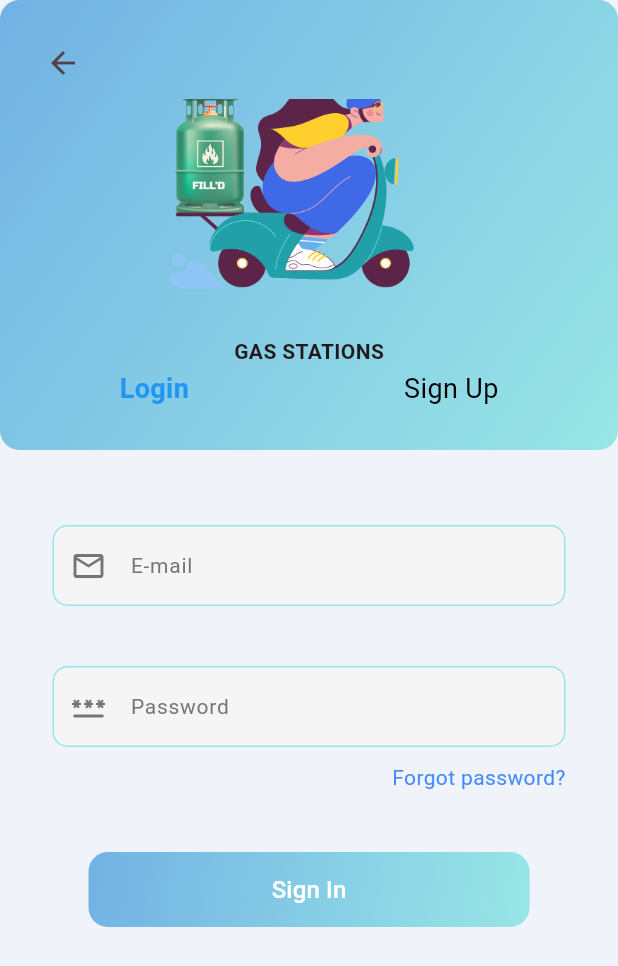
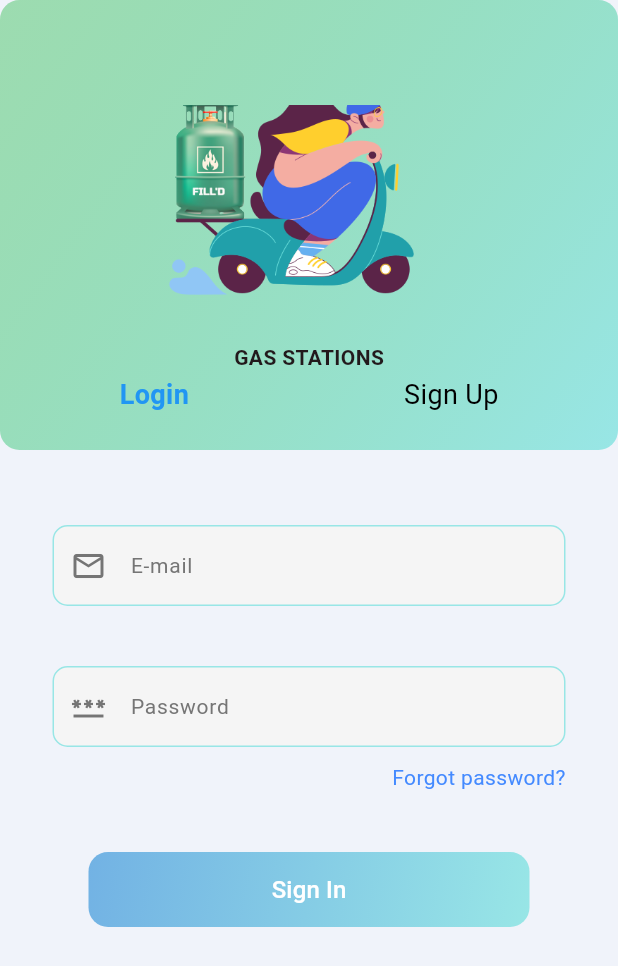
Before and after one commit to Mr-Deee/filldadmin, a Flutter app: the screen it shows after launch, after a tap on "Sign Up", after a tap on "Login", on a phone screen of 412 x 824 dp. Shown: the top 966 px of the screen. Run offline on Flutter 3.47's test engine with Material 3 defaults, Android fonts, the phone set to English and light mode, and no system bars; our stand-ins replace cloud_firestore, country_code_picker, firebase_auth, firebase_core, firebase_database, firebase_messaging and 8 more; missing offline and left inert: firebase_phone_auth_handler; accounts and stored records are empty.

```diff
--- a/lib/Authpage.dart
+++ b/lib/Authpage.dart
@@ -15,15 +15,15 @@ import 'package:google_maps_flutter/google_maps_flutter.dart';
 import 'Models/assistantmethod.dart';
 import 'Screen/GasStationDashboard.dart';
 import 'Screen/home.dart';
+
 class AuthPage extends StatefulWidget {
-
   @override
   _AuthPageState createState() => _AuthPageState();
 }
 
-
 class _AuthPageState extends State<AuthPage> {
   bool _isSignIn = true;
+
   // Position? currentPosition;
   void initState() {
     // TODO: implement initState
@@ -31,11 +31,9 @@ class _AuthPageState extends State<AuthPage> {
     _requestLocationPermission();
     // AssistantMethod.getCurrentOnlineUserInfo(context);
     // AssistantMethod.getGasOnlineUserInfo(context);
+  }
 
-
-  }
   GoogleMapController? newGoogleMapController;
-
 
   TextEditingController _locationController = TextEditingController();
 
@@ -54,13 +52,12 @@ class _AuthPageState extends State<AuthPage> {
     }
   }
 
-
-
   void _toggleForm(bool isSignIn) {
     setState(() {
       _isSignIn = isSignIn;
     });
   }
+
   final _emailController = TextEditingController();
   final _passwordController = TextEditingController();
   double _sigmaX = 5; // from 0-10
@@ -113,49 +110,42 @@ class _AuthPageState extends State<AuthPage> {
                     height: 300,
                     width: MediaQuery.of(context).size.width,
                     decoration: BoxDecoration(
-
                       gradient: LinearGradient(
-                      colors: [Color(0xff72B2E4), Color(0xff98e6e6)], // Gradient colors
-                begin: Alignment.topLeft, // Gradient start position
+                        colors: [Color(0xa670cf88), Color(0xff98e6e6)],
+                        // Gradient colors
+                        begin: Alignment.topLeft,
+                        // Gradient start position
                         end: Alignment.bottomRight, // Gradient end position
                       ),
                       // color: Color(0xffD1E9F6),
-                      borderRadius:
-                          BorderRadius.all( Radius.circular(13)),
+                      borderRadius: BorderRadius.all(Radius.circular(13)),
                     ),
                     child: Padding(
                       padding: const EdgeInsets.all(18.0),
                       child: Column(
                         children: [
-                          Row(
-                            children: [IconButton(
-                              padding: EdgeInsets.all(8),
-                              alignment: Alignment.centerLeft,
-                              tooltip: 'Go back',
-                              enableFeedback: true,
-                              icon: Icon(Icons.arrow_back),
-                              onPressed: () {
-                                Navigator.of(context).pushNamed("/authpage");
-                              },
-                            ),],
-                          ),
+                          SizedBox(height: 52),
                           Container(
                             // autogroup5cgo8Cw (LrGFcrPtMqbkTfkxCG5cgo)
                             padding: EdgeInsets.fromLTRB(15, 150, 23, 8),
                             width: double.infinity,
-              decoration: BoxDecoration (
-                image: DecorationImage (
+                            decoration: BoxDecoration(
+                              image: DecorationImage(
                                 fit: BoxFit.fitWidth,
-                  image: AssetImage (
+                                image: AssetImage(
                                   'assets/images/delivery-with-white-background-1.png',
                                 ),
                               ),
-              ),),
+                            ),
+                          ),
                           //
-                        Text('GAS STATIONS',style: TextStyle(fontWeight: FontWeight.bold),),
+                          Text(
+                            'GAS STATIONS',
+                            style: TextStyle(fontWeight: FontWeight.bold),
+                          ),
                           Center(
                             child: Padding(
-                              padding: EdgeInsets.only(top:1.0),
+                              padding: EdgeInsets.only(top: 1.0),
                               child: Column(
                                 mainAxisAlignment: MainAxisAlignment.center,
                                 crossAxisAlignment: CrossAxisAlignment.stretch,
@@ -163,7 +153,8 @@ class _AuthPageState extends State<AuthPage> {
                                   // _isSignIn ? SignInForm() : SignUpForm(),
                                   SizedBox(height: 1.0),
                                   Row(
-                                    mainAxisAlignment: MainAxisAlignment.spaceEvenly,
+                                    mainAxisAlignment:
+                                        MainAxisAlignment.spaceEvenly,
                                     children: [
                                       AuthOptionButton(
                                         text: 'Login',
@@ -178,8 +169,6 @@ class _AuthPageState extends State<AuthPage> {
                                       ),
                                     ],
                                   ),
-
-
                                 ],
                               ),
                             ),
@@ -188,23 +177,20 @@ class _AuthPageState extends State<AuthPage> {
                       ),
                     ),
                   ),
-
                   SizedBox(height: 10.0),
                   _isSignIn ? SignInForm() : SignUpForm(),
-
                 ],
               ),
             )),
       ),
     );
   }
-
-
 }
 
 displayToast(String message, BuildContext context) {
   Fluttertoast.showToast(msg: message);
 }
+
 class AuthOptionButton extends StatelessWidget {
   final String text;
   final bool isSelected;
@@ -239,18 +225,17 @@ class SignInForm extends StatefulWidget {
   @override
   State<SignInForm> createState() => _SignInFormState();
 }
+
 class _SignInFormState extends State<SignInForm> {
   final _emailController = TextEditingController();
   final _passwordController = TextEditingController();
 
-
   @override
   Widget build(BuildContext context) {
-
     return SingleChildScrollView(
-
       child: Padding(
-        padding: const EdgeInsets.only(top: 10.0, left: 35, right: 35, bottom: 30),
+        padding:
+            const EdgeInsets.only(top: 10.0, left: 35, right: 35, bottom: 30),
         child: Column(
           children: [
             SizedBox(height: 30.0),
@@ -285,10 +270,10 @@ class _SignInFormState extends State<SignInForm> {
                     color: Colors.blue, // Border color when focused
                     width: 2.0, // Border width
                   ),
-
                 ),
                 filled: true,
-                fillColor: Colors.grey[100], // Background color
+                fillColor: Colors.grey[100],
+                // Background color
                 contentPadding: EdgeInsets.symmetric(
                   vertical: 15.0,
                   horizontal: 20.0, // Padding inside the TextField
@@ -299,10 +284,7 @@ class _SignInFormState extends State<SignInForm> {
                 ),
               ),
             ),
-
-
             SizedBox(height: 40.0),
-
             TextField(
               controller: _passwordController,
               keyboardType: TextInputType.emailAddress,
@@ -339,13 +321,13 @@ class _SignInFormState extends State<SignInForm> {
                 border: OutlineInputBorder(
                   borderRadius: BorderRadius.circular(10.0), // Rounded corners
                   borderSide: BorderSide(
-
                     color: Colors.white, // Border color
-                    width:0.0, // Border width
+                    width: 0.0, // Border width
                   ),
                 ),
                 filled: true,
-                fillColor: Colors.grey[100], // Background color
+                fillColor: Colors.grey[100],
+                // Background color
                 contentPadding: EdgeInsets.symmetric(
                   vertical: 15.0,
                   horizontal: 20.0, // Padding inside the TextField
@@ -358,7 +340,7 @@ class _SignInFormState extends State<SignInForm> {
             ),
             SizedBox(height: 10.0),
             Row(
-              mainAxisAlignment:MainAxisAlignment.end,
+              mainAxisAlignment: MainAxisAlignment.end,
               children: [
                 Text(
                   'Forgot password?',
@@ -371,8 +353,10 @@ class _SignInFormState extends State<SignInForm> {
               child: Ink(
                 decoration: BoxDecoration(
                   gradient: LinearGradient(
-                    colors: [Color(0xff72B2E4), Color(0xff98e6e6)], // Gradient colors
-                    begin: Alignment.topLeft, // Gradient start position
+                    colors: [Color(0xff72B2E4), Color(0xff98e6e6)],
+                    // Gradient colors
+                    begin: Alignment.topLeft,
+                    // Gradient start position
                     end: Alignment.bottomRight, // Gradient end position
                   ),
                   borderRadius: BorderRadius.circular(13), // Rounded corners
@@ -397,21 +381,24 @@ class _SignInFormState extends State<SignInForm> {
                 AssistantMethod.getGasOnlineUserInfo(context);
               },
               style: ElevatedButton.styleFrom(
-                backgroundColor: Colors.transparent, // Make button background transparent
-                shadowColor: Colors.transparent, // Remove shadow to prevent overlap
+                backgroundColor: Colors.transparent,
+                // Make button background transparent
+                shadowColor: Colors.transparent,
+                // Remove shadow to prevent overlap
                 shape: RoundedRectangleBorder(
-                  borderRadius: BorderRadius.circular(13), // Match border radius
+                  borderRadius:
+                      BorderRadius.circular(13), // Match border radius
                 ),
               ),
             ),
-
-
           ],
         ),
       ),
     );
   }
+
   final DatabaseReference _database = FirebaseDatabase.instance.reference();
+
   Future<bool> checkAdmin(String userEmail) async {
     DatabaseEvent adminSnapshot = await FirebaseDatabase.instance
         .ref()
@@ -433,7 +420,6 @@ class _SignInFormState extends State<SignInForm> {
 
     return gasStationSnapshot.snapshot.value != null;
   }
-
 
   final FirebaseAuth _firebaseAuth = FirebaseAuth.instance;
 
@@ -476,7 +462,6 @@ class _SignInFormState extends State<SignInForm> {
     // checkAdmin(userEmail).then((isAdmin) async {
     bool isAdmin = await checkAdmin(userEmail);
 
-
     final User? firebaseUser = (await _firebaseAuth
             .signInWithEmailAndPassword(
       email: _emailController.text.toString().trim(),
@@ -493,7 +478,6 @@ class _SignInFormState extends State<SignInForm> {
     //       email: _emailController.text, password: _passwordController.text);
 
     if (isAdmin) {
-
       final User? firebaseUser = (await _firebaseAuth
               .signInWithEmailAndPassword(
         email: _emailController.text.toString().trim(),
@@ -518,20 +502,20 @@ class _SignInFormState extends State<SignInForm> {
       if (isGasStation) {
         // Email found in the gas station table, navigate to gas station page
         Navigator.of(context).pushAndRemoveUntil(
-                MaterialPageRoute(builder: (context) =>GasStationDashboard()),
+            MaterialPageRoute(builder: (context) => GasStationDashboard()),
             (Route<dynamic> route) => false);
         displayToast("Logged-in to Dashboard ", context);
       } else {
         // Email not found in either table
         print('Email not found in admin or gas station table');
         // Handle accordingly, e.g., show an error message
-
-        };
-
-
-    };
+      }
+      ;
+    }
+    ;
   }
 }
+
 final emailController = TextEditingController();
 final firstnameController = TextEditingController();
 final lastnameController = TextEditingController();
@@ -541,10 +525,7 @@ String _verificationId = "";
 final passwordController = TextEditingController();
 final FirebaseAuth _auth = FirebaseAuth.instance;
 
-
-
 class SignUpForm extends StatefulWidget {
-
   @override
   _SignUpFormState createState() => _SignUpFormState();
 }
@@ -559,14 +540,13 @@ class _SignUpFormState extends State<SignUpForm> {
     // _getCurrentLocation();
 
     _requestLocationPermission();
-
   }
 
   String selectedCountryCode = '+233'; // Default country code
 
-
   String verificationId = '';
   GoogleMapController? newGoogleMapController;
+
   // Position? currentPosition;
   //
   final Random random = Random();
@@ -585,6 +565,7 @@ class _SignUpFormState extends State<SignUpForm> {
       // with a link to the app settings.
     }
   }
+
   //Request permission On signup
   void requestSmsPermission() async {
     if (await Permission.sms.request().isGranted) {
@@ -603,7 +584,6 @@ class _SignUpFormState extends State<SignUpForm> {
     }
   }
 
-
 //SendVerififcation
   void sendVerificationCode() {
     final int verificationCode = random.nextInt(900000) + 100000;
@@ -613,7 +593,6 @@ class _SignUpFormState extends State<SignUpForm> {
     registerNewUser(context);
   }
 
-
   @override
   Widget build(BuildContext context) {
     return Column(
@@ -622,26 +601,48 @@ class _SignUpFormState extends State<SignUpForm> {
             padding: const EdgeInsets.all(10.0),
             child: TextFormField(
                 controller: firstnameController,
-            decoration: InputDecoration(labelText: 'Gas Station Name'),
+                decoration: InputDecoration(
+                  labelText: 'Gas Station Name',
+                  enabledBorder: OutlineInputBorder(
+                    borderRadius: BorderRadius.circular(10.0),
+                    // Rounded corners
+                    borderSide: BorderSide(
+                      color: Color(0xff98e6e6), // Border color when enabled
+                      width: 1.0, // Border width
                     ),
-        )    ,
-        // Padding(
-        //   padding: const EdgeInsets.all(10.0),
-        //   child: TextFormField(
-        //   controller: lastnameController,
-        //     decoration: InputDecoration(labelText: 'Last name'),
-        //   ),
-        // ),
+                  ),
+                  focusedBorder: OutlineInputBorder(
+                    borderRadius: BorderRadius.circular(10.0),
+                    // Rounded corners
+                    borderSide: BorderSide(
+                      color: Colors.blue, // Border color when focused
+                      width: 2.0, // Border width
+                    ),
+                  ),
+                ))),
         Padding(
           padding: const EdgeInsets.all(10.0),
           child: TextFormField(
             controller: emailController,
-            decoration: InputDecoration(labelText: 'Email'),
+            decoration: InputDecoration(
+                labelText: 'Email',
+                enabledBorder: OutlineInputBorder(
+                  borderRadius: BorderRadius.circular(10.0), // Rounded corners
+                  borderSide: BorderSide(
+                    color: Color(0xff98e6e6), // Border color when enabled
+                    width: 1.0, // Border width
                   ),
                 ),
-
+                focusedBorder: OutlineInputBorder(
+                  borderRadius: BorderRadius.circular(10.0), // Rounded corners
+                  borderSide: BorderSide(
+                    color: Colors.blue, // Border color when focused
+                    width: 2.0, // Border width
+                  ),
+                )),
+          ),
+        ),
         Row(
-
           children: [
             CountryCodePicker(
               onChanged: (CountryCode code) {
@@ -649,7 +650,8 @@ class _SignUpFormState extends State<SignUpForm> {
                   selectedCountryCode = code.dialCode!;
                 });
               },
-              initialSelection: 'GH', // Initial country
+              initialSelection: 'GH',
+              // Initial country
               showCountryOnly: false,
               showOnlyCountryWhenClosed: false,
               favorite: ['+233', 'GH'],
@@ -661,7 +663,24 @@ class _SignUpFormState extends State<SignUpForm> {
                 padding: const EdgeInsets.only(left: 15.0),
                 child: TextFormField(
                   controller: phonecontroller,
-                  decoration: InputDecoration(labelText: 'Momo Phone number'),
+                  decoration: InputDecoration(
+                      labelText: 'Momo Phone number',
+                      enabledBorder: OutlineInputBorder(
+                        borderRadius: BorderRadius.circular(10.0),
+                        // Rounded corners
+                        borderSide: BorderSide(
+                          color: Color(0xff98e6e6), // Border color when enabled
+                          width: 1.0, // Border width
+                        ),
+                      ),
+                      focusedBorder: OutlineInputBorder(
+                        borderRadius: BorderRadius.circular(10.0),
+                        // Rounded corners
+                        borderSide: BorderSide(
+                          color: Colors.blue, // Border color when focused
+                          width: 2.0, // Border width
+                        ),
+                      )),
                 ),
               ),
             ),
@@ -671,16 +690,71 @@ class _SignUpFormState extends State<SignUpForm> {
           padding: const EdgeInsets.all(20.0),
           child: TextFormField(
             controller: passwordController,
-            decoration: InputDecoration(labelText: 'Password'),
+            decoration: InputDecoration(
+                labelText: 'Password',
+                enabledBorder: OutlineInputBorder(
+                  borderRadius: BorderRadius.circular(10.0), // Rounded corners
+                  borderSide: BorderSide(
+                    color: Color(0xff98e6e6), // Border color when enabled
+                    width: 1.0, // Border width
+                  ),
+                ),
+                focusedBorder: OutlineInputBorder(
+                  borderRadius: BorderRadius.circular(10.0), // Rounded corners
+                  borderSide: BorderSide(
+                    color: Colors.blue, // Border color when focused
+                    width: 2.0, // Border width
+                  ),
+                )),
             obscureText: true,
           ),
         ),
+
+
+
+
+
         ElevatedButton(
+          child: Ink(
+            decoration: BoxDecoration(
+              gradient: LinearGradient(
+                colors: [Color(0xff72B2E4), Color(0xff98e6e6)],
+                // Gradient colors
+                begin: Alignment.topLeft,
+                // Gradient start position
+                end: Alignment.bottomRight, // Gradient end position
+              ),
+              borderRadius: BorderRadius.circular(13), // Rounded corners
+            ),
+            child: Container(
+              constraints: BoxConstraints(
+                minWidth: 200.0, // Minimum button width
+                minHeight: 50.0, // Minimum button height
+              ),
+              alignment: Alignment.center,
+              child: Text(
+                'Sign Up',
+                style: TextStyle(
+                  color: Colors.white, // Text color
+                  fontSize: 16.0, // Text size
+                ),
+              ),
+            ),
+          ),
           onPressed: () {
             registerNewUser(context);
-
+            AssistantMethod.getGasOnlineUserInfo(context);
           },
-          child: Text('Sign Up'),
+          style: ElevatedButton.styleFrom(
+            backgroundColor: Colors.transparent,
+            // Make button background transparent
+            shadowColor: Colors.transparent,
+            // Remove shadow to prevent overlap
+            shape: RoundedRectangleBorder(
+              borderRadius:
+              BorderRadius.circular(13), // Match border radius
+            ),
+          ),
         ),
       ],
     );
@@ -692,8 +766,8 @@ class _SignUpFormState extends State<SignUpForm> {
   final FirebaseAuth _firebaseAuth = FirebaseAuth.instance;
 
   Future<void> registerNewUser(BuildContext context) async {
-    String fullPhoneNumber = '$selectedCountryCode${phonecontroller.text.trim()
-        .toString()}';
+    String fullPhoneNumber =
+        '$selectedCountryCode${phonecontroller.text.trim().toString()}';
 
     showDialog(
         context: context,
@@ -706,26 +780,28 @@ class _SignUpFormState extends State<SignUpForm> {
                   width: double.infinity,
                   decoration: BoxDecoration(
                       color: Colors.white,
-                        borderRadius: BorderRadius.circular(20.0)
-                    ),
+                      borderRadius: BorderRadius.circular(20.0)),
                   child: Padding(
                       padding: EdgeInsets.all(15.0),
                       child: SingleChildScrollView(
                         scrollDirection: Axis.horizontal,
                         child: Row(
                           children: [
-                              SizedBox(width: 6.0,),
+                            SizedBox(
+                              width: 6.0,
+                            ),
                             CircularProgressIndicator(
-                                valueColor: AlwaysStoppedAnimation<Color>(
-                                    Colors.black),),
-                              SizedBox(width: 26.0,),
+                              valueColor:
+                                  AlwaysStoppedAnimation<Color>(Colors.black),
+                            ),
+                            SizedBox(
+                              width: 26.0,
+                            ),
                             Text("Signing up,please wait...")
-
                           ],
                         ),
                       ))));
         });
-
 
     firebaseUser = (await _firebaseAuth
             .createUserWithEmailAndPassword(
@@ -735,7 +811,6 @@ class _SignUpFormState extends State<SignUpForm> {
       displayToast("Error" + errMsg.toString(), context);
     }))
         .user;
-
 
     if (firebaseUser != null) // user created
 
@@ -752,7 +827,6 @@ class _SignUpFormState extends State<SignUpForm> {
         "Location": lastnameController.text.trim().toString(),
         "GasStationNumber": fullPhoneNumber,
         "Password": passwordController.text.trim().toString(),
-
       };
       gasStation.child(firebaseUser!.uid).set(userDataMap);
       // admin.child(firebaseUser!.uid).set(userDataMap);
@@ -763,8 +837,7 @@ class _SignUpFormState extends State<SignUpForm> {
       Navigator.push(
         context,
         MaterialPageRoute(
-            builder: (context) =>
-                AuthPage(),
+          builder: (context) => AuthPage(),
         ),
       );
     } else {
```
Lines whose indentation alone changed are shown as unchanged.
